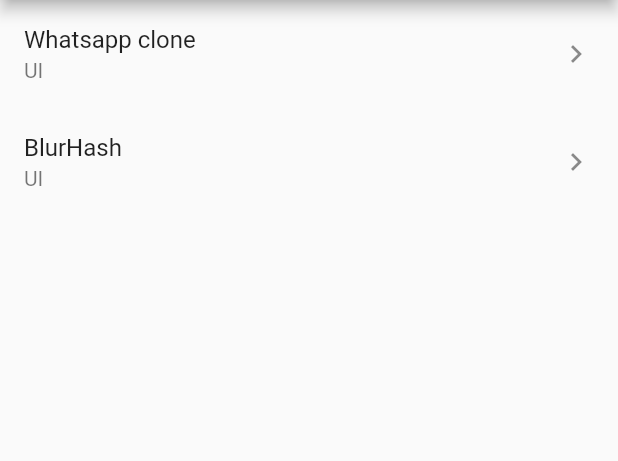
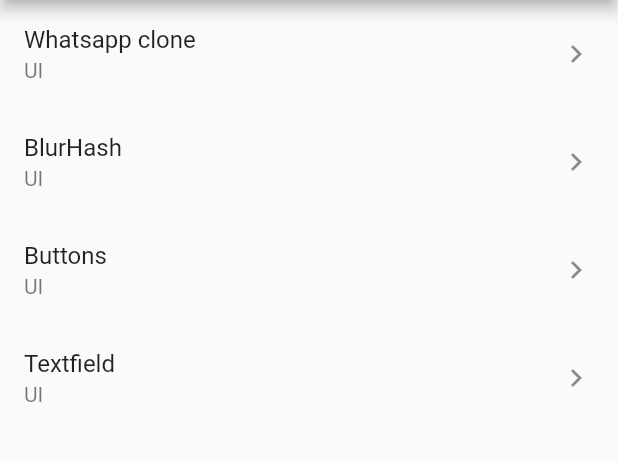
Before and after one commit to prasadsunny1/sunnys_playground, a Flutter app: the screen it shows after launch, on a phone screen of 412 x 824 dp, the part 84-545 px from its top. Run offline on Flutter 3.47's test engine with Material 2 defaults, Android fonts, the phone set to English and light mode, and no system bars; our stand-ins replace firebase_analytics, firebase_core, firebase_crashlytics, firebase_messaging, flutter_blurhash; accounts and stored records are empty.

Commit message:
Add button and textfield with refactoring

```diff
--- a/lib/WhatsappClone.dart
+++ b/lib/WhatsappClone.dart
@@ -18,7 +18,7 @@
                   style: Theme.of(context).textTheme.headline6,
                 ),
                 subtitle: Text(
-                  "Kya bhai,kaisa chal raha hai.Mauj hai ki aise hi bakhat kat raha hai",
+                  "This is a test message",
                   style: Theme.of(context).textTheme.bodyText2,
                   maxLines: 1,
                   overflow: TextOverflow.ellipsis,
--- a/lib/blur_hash_page.dart
+++ b/lib/blur_hash_page.dart
@@ -2,7 +2,7 @@
 import 'package:flutter_blurhash/flutter_blurhash.dart';
 
 class BlurHashPage extends StatelessWidget {
-  var hashList = [
+  final List<String> hashList = [
     "L5H2EC=PM+yV0g-mq.wG9c010J}I",
     'LEHV6nWB2yk8pyo0adR*.7kCMdnj',
     "BkF=hb}MQ+=S#lNL",
--- /dev/null
+++ b/lib/home/home_menu_tile.dart
@@ -0,0 +1,25 @@
+import 'package:flutter/material.dart';
+
+class HomeMenuTile extends StatelessWidget {
+  final String title;
+  final String subtitle;
+  final IconData trailingIcon;
+  final GestureTapCallback onTap;
+  const HomeMenuTile({
+    Key key,
+    @required this.title,
+    this.subtitle = '',
+    this.trailingIcon = Icons.chevron_right,
+    @required this.onTap,
+  }) : super(key: key);
+
+  @override
+  Widget build(BuildContext context) {
+    return ListTile(
+      title: Text(title),
+      subtitle: Text(subtitle),
+      trailing: Icon(trailingIcon),
+      onTap: onTap,
+    );
+  }
+}
--- /dev/null
+++ b/lib/home/home_page.dart
@@ -0,0 +1,73 @@
+import 'package:flutter/material.dart';
+import 'package:sunnys_playground/WhatsappClone.dart';
+import 'package:sunnys_playground/blur_hash_page.dart';
+import 'package:sunnys_playground/buttons/buttons_page.dart';
+import 'package:sunnys_playground/home/home_menu_tile.dart';
+import 'package:sunnys_playground/text_fields/text_fields_page.dart';
+
+class HomePage extends StatelessWidget {
+  @override
+  Widget build(BuildContext context) {
+    return Scaffold(
+      appBar: AppBar(
+        title: Text("Playground"),
+      ),
+      body: ListView(
+        children: <Widget>[
+          HomeMenuTile(
+            title: 'Whatsapp clone',
+            subtitle: 'UI',
+            onTap: () {
+              Navigator.of(context).push(
+                new MaterialPageRoute(
+                  builder: (BuildContext context) {
+                    return new WhatsappClone();
+                  },
+                ),
+              );
+            },
+          ),
+          HomeMenuTile(
+            title: 'BlurHash',
+            subtitle: 'UI',
+            onTap: () {
+              Navigator.of(context).push(
+                new MaterialPageRoute(
+                  builder: (BuildContext context) {
+                    return new BlurHashPage();
+                  },
+                ),
+              );
+            },
+          ),
+          HomeMenuTile(
+            title: 'Buttons',
+            subtitle: 'UI',
+            onTap: () {
+              Navigator.of(context).push(
+                new MaterialPageRoute(
+                  builder: (BuildContext context) {
+                    return ButtonsPage();
+                  },
+                ),
+              );
+            },
+          ),
+          HomeMenuTile(
+            title: 'Textfield',
+            subtitle: 'UI',
+            onTap: () {
+              Navigator.of(context).push(
+                new MaterialPageRoute(
+                  builder: (BuildContext context) {
+                    return TextFieldsPage();
+                  },
+                ),
+              );
+            },
+          ),
+        ],
+      ),
+    );
+  }
+}
--- a/lib/main.dart
+++ b/lib/main.dart
@@ -2,15 +2,18 @@
 
 import 'package:firebase_analytics/firebase_analytics.dart';
 import 'package:firebase_analytics/observer.dart';
-import 'package:flutter/material.dart';
+import 'package:firebase_core/firebase_core.dart';
 import 'package:firebase_crashlytics/firebase_crashlytics.dart';
 import 'package:firebase_messaging/firebase_messaging.dart';
-import 'package:sunnys_playground/WhatsappClone.dart';
-import 'package:sunnys_playground/blur_hash_page.dart';
+import 'package:flutter/material.dart';
+import 'package:sunnys_playground/home/home_page.dart';
 
 final FirebaseMessaging _firebaseMessaging = FirebaseMessaging();
 
-void main() {
+Future<void> main() async {
+  WidgetsFlutterBinding.ensureInitialized();
+  await Firebase.initializeApp();
+
   // Pass all uncaught errors from the framework to Crashlytics.
   FlutterError.onError = Crashlytics.instance.recordFlutterError;
 
@@ -35,50 +38,7 @@
       theme: ThemeData(
         primarySwatch: Colors.blue,
       ),
-      home: MyHomePage(),
+      home: HomePage(),
     );
   }
 }
-
-class MyHomePage extends StatelessWidget {
-  @override
-  Widget build(BuildContext context) {
-    return Scaffold(
-      appBar: AppBar(
-        title: Text("Playground"),
-      ),
-      body: ListView(
-        children: <Widget>[
-          ListTile(
-            title: Text("Whatsapp clone"),
-            subtitle: Text("UI"),
-            trailing: Icon(Icons.chevron_right),
-            onTap: () {
-              Navigator.of(context).push(
-                new MaterialPageRoute(
-                  builder: (BuildContext context) {
-                    return new WhatsappClone();
-                  },
-                ),
-              );
-            },
-          ),
-          ListTile(
-            title: Text("BlurHash"),
-            subtitle: Text("UI"),
-            trailing: Icon(Icons.chevron_right),
-            onTap: () {
-              Navigator.of(context).push(
-                new MaterialPageRoute(
-                  builder: (BuildContext context) {
-                    return new BlurHashPage();
-                  },
-                ),
-              );
-            },
-          ),
-        ],
-      ),
-    );
-  }
-}
```
Also changed, not shown: lib/buttons/buttons_page.dart (added, +15 -0 lines), lib/text_fields/text_fields_page.dart (added, +42 -0 lines), pubspec.yaml (+5 -5 lines), pubspec.lock, 1 other file.
